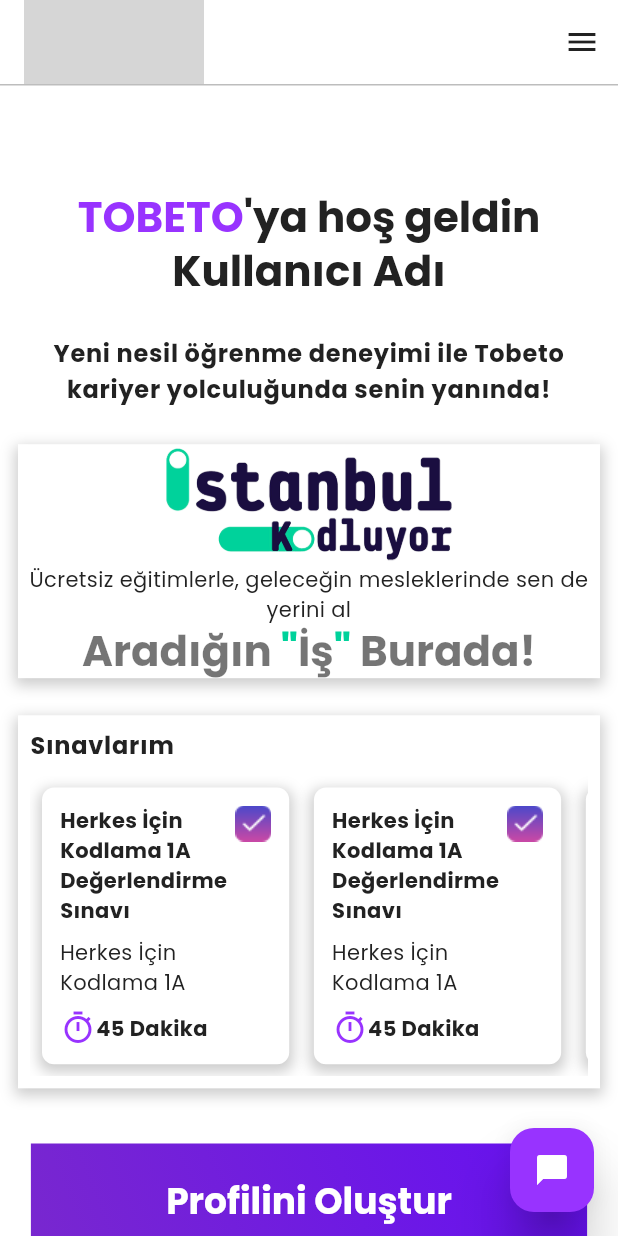
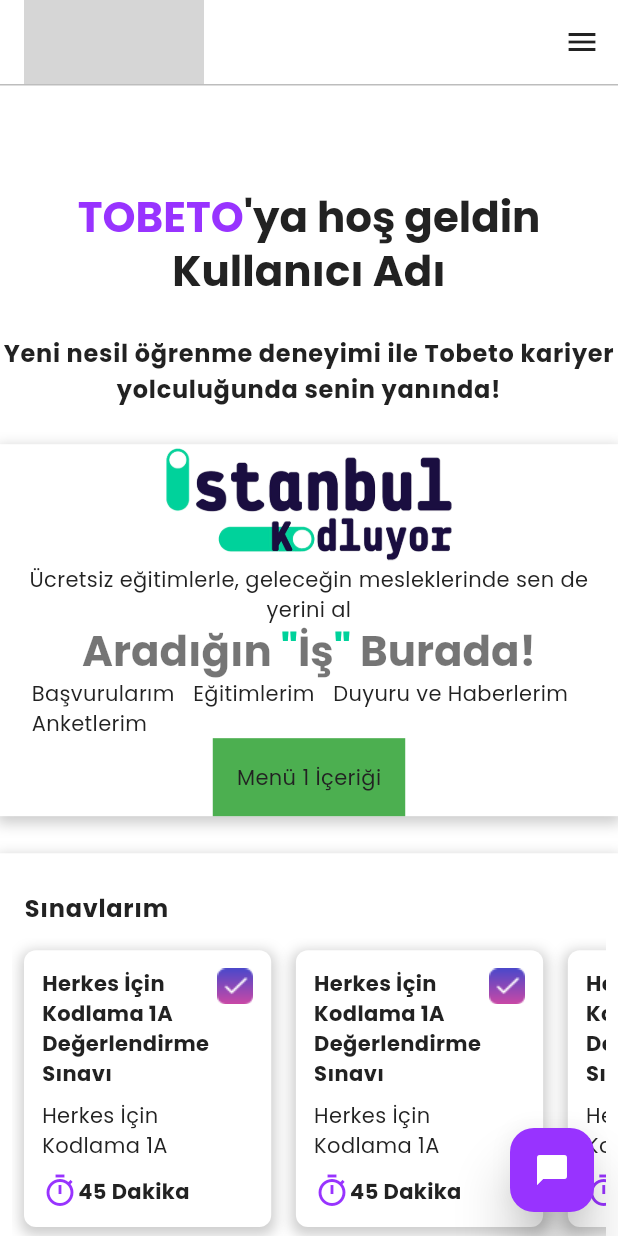
Before and after one commit to mustafatmaca/tobeto_app, a Flutter app: the screen it shows after launch, after a tap on "Giriş Yap", on a phone screen of 412 x 824 dp. Run offline on Flutter 3.47's test engine with Material 2 defaults, Android fonts, the phone set to English and light mode, and no system bars; our stand-ins replace google_fonts; grey boxes are pictures that could not be loaded.

Commit message:
tab menu

```diff
--- a/lib/screens/home_screen.dart
+++ b/lib/screens/home_screen.dart
@@ -11,6 +11,7 @@
 }
 
 class _HomeScreenState extends State<HomeScreen> {
+  var currentTab = 0;
   @override
   Widget build(BuildContext context) {
     bool isDarkMode =
@@ -27,7 +28,7 @@
             child: Column(
               children: [
                 Padding(
-                  padding: const EdgeInsets.all(12.0),
+                  padding: const EdgeInsets.only(top: 12.0, bottom: 12.0),
                   child: Column(
                     children: [
                       SizedBox(
@@ -150,6 +151,57 @@
                                 ],
                               ),
                             ),
+                            Wrap(
+                              children: [
+                                InkWell(
+                                  onTap: () {
+                                    setState(() {
+                                      currentTab = 0;
+                                    });
+                                  },
+                                  child: Text("Başvurularım"),
+                                ),
+                                SizedBox(
+                                  width:
+                                      MediaQuery.of(context).size.width * 0.03,
+                                ),
+                                InkWell(
+                                  onTap: () {
+                                    setState(() {
+                                      currentTab = 1;
+                                    });
+                                  },
+                                  child: Text("Eğitimlerim"),
+                                ),
+                                SizedBox(
+                                  width:
+                                      MediaQuery.of(context).size.width * 0.03,
+                                ),
+                                InkWell(
+                                  onTap: () {
+                                    setState(() {
+                                      currentTab = 2;
+                                    });
+                                  },
+                                  child: Text("Duyuru ve Haberlerim"),
+                                ),
+                                SizedBox(
+                                  width:
+                                      MediaQuery.of(context).size.width * 0.03,
+                                ),
+                                InkWell(
+                                  onTap: () {
+                                    setState(() {
+                                      currentTab = 3;
+                                    });
+                                  },
+                                  child: Text("Anketlerim"),
+                                )
+                              ],
+                            ),
+                            Container(
+                              child: buildContent(currentTab),
+                            )
                           ],
                         ),
                       ),
@@ -171,8 +223,15 @@
                             ]),
                         child: Column(
                           children: [
+                            SizedBox(
+                              height: MediaQuery.of(context).size.height * 0.02,
+                            ),
                             Row(
                               children: [
+                                SizedBox(
+                                  width:
+                                      MediaQuery.of(context).size.width * 0.02,
+                                ),
                                 Text(
                                   "Sınavlarım",
                                   style: Theme.of(context)
@@ -226,34 +285,37 @@
                                       examTime: "45 Dakika"),
                                 ],
                               ),
-                            )
+                            ),
+                            SizedBox(
+                              height: MediaQuery.of(context).size.height * 0.02,
+                            ),
                           ],
                         ),
                       ),
                       SizedBox(
-                        height: MediaQuery.of(context).size.height * 0.03,
+                        height: MediaQuery.of(context).size.height * 0.01,
                       ),
                     ],
                   ),
                 ),
                 GradientCard(
                     headLine: "Profilini Oluştur",
-                    color1: Color(0xFF6610f2),
-                    color2: Color(0xFF7a29cc)),
+                    color1: Color(0xFF1D0B8C),
+                    color2: Color(0xFFB49DF8)),
                 SizedBox(
-                  height: MediaQuery.of(context).size.height * 0.03,
+                  height: MediaQuery.of(context).size.height * 0.01,
                 ),
                 GradientCard(
                     headLine: "Kendini Değerlendir",
-                    color1: Color(0xFF6610f2),
-                    color2: Color(0xFF7a29cc)),
+                    color1: Color(0xFF0E0B93),
+                    color2: Color(0xFF59ACC7)),
                 SizedBox(
-                  height: MediaQuery.of(context).size.height * 0.03,
+                  height: MediaQuery.of(context).size.height * 0.01,
                 ),
                 GradientCard(
                     headLine: "Öğrenmeye Başla",
-                    color1: Color(0xFF6610f2),
-                    color2: Color(0xFF7a29cc)),
+                    color1: Color(0xFF3C0B8C),
+                    color2: Color(0xFFDA9DF8)),
                 SizedBox(
                   height: MediaQuery.of(context).size.height * 0.03,
                 ),
@@ -317,4 +379,35 @@
       );
     });
   }
+
+  Widget buildContent(int currentTab) {
+    switch (currentTab) {
+      case 0:
+        return Container(
+          color: Colors.green,
+          padding: EdgeInsets.all(16.0),
+          child: Text('Menü 1 İçeriği'),
+        );
+      case 1:
+        return Container(
+          color: Colors.blue,
+          padding: EdgeInsets.all(16.0),
+          child: Text('Menü 2 İçeriği'),
+        );
+      case 2:
+        return Container(
+          color: Colors.orange,
+          padding: EdgeInsets.all(16.0),
+          child: Text('Menü 3 İçeriği'),
+        );
+      case 3:
+        return Container(
+          color: Colors.purple,
+          padding: EdgeInsets.all(16.0),
+          child: Text('Menü 4 İçeriği'),
+        );
+      default:
+        return Container(); // Varsayılan durumda boş bir container döndürüyoruz.
+    }
+  }
 }
--- a/lib/screens/main_screen.dart
+++ b/lib/screens/main_screen.dart
@@ -33,6 +33,7 @@
         isDarkMode ? "assets/dark.png" : "assets/tobeto-logo.png";
     return Scaffold(
         appBar: AppBar(
+          scrolledUnderElevation: 0.0,
           automaticallyImplyLeading: false,
           actions: [
             Builder(builder: (context) {
--- a/lib/widgets/gradient_card.dart
+++ b/lib/widgets/gradient_card.dart
@@ -23,7 +23,7 @@
               bottomLeft: Radius.circular(18)),
           gradient: LinearGradient(
               colors: [color1, color2],
-              begin: Alignment.topRight,
+              begin: Alignment.topCenter,
               end: Alignment.bottomLeft)),
       child: Column(
         mainAxisAlignment: MainAxisAlignment.spaceEvenly,
```
